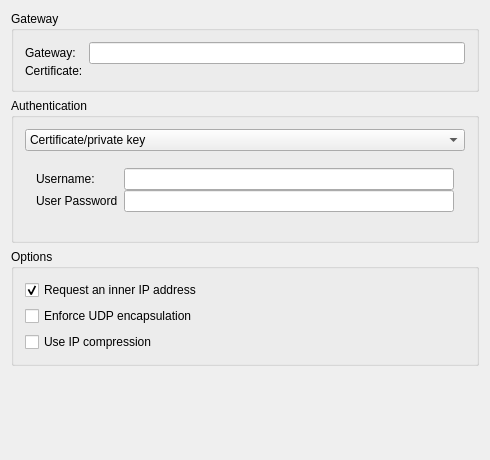
KDE/plasma-nm, file vpn/strongswan/strongswanprop.ui: the form before one commit.
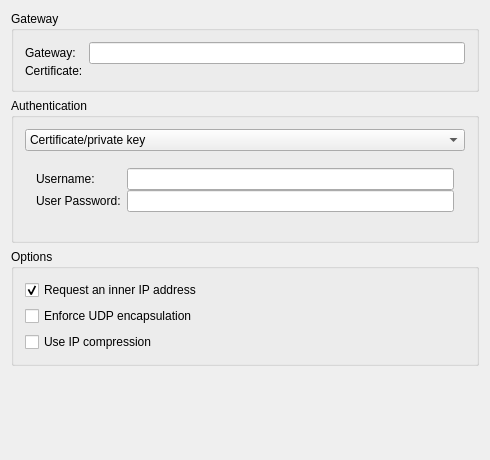
The form after the commit. The open tabs and pages were chosen to show the change. Custom widgets are drawn as their Qt base class.

Commit message: strongswan: Add colon in front of lineedit

The edit to the form file:
```diff
--- a/vpn/strongswan/strongswanprop.ui
+++ b/vpn/strongswan/strongswanprop.ui
@@ -235,7 +235,7 @@
           <item row="1" column="0">
            <widget class="QLabel" name="label_2">
             <property name="text">
-             <string>User Password</string>
+             <string>User Password:</string>
             </property>
             <property name="buddy">
              <cstring>leUserPassword</cstring>
```
